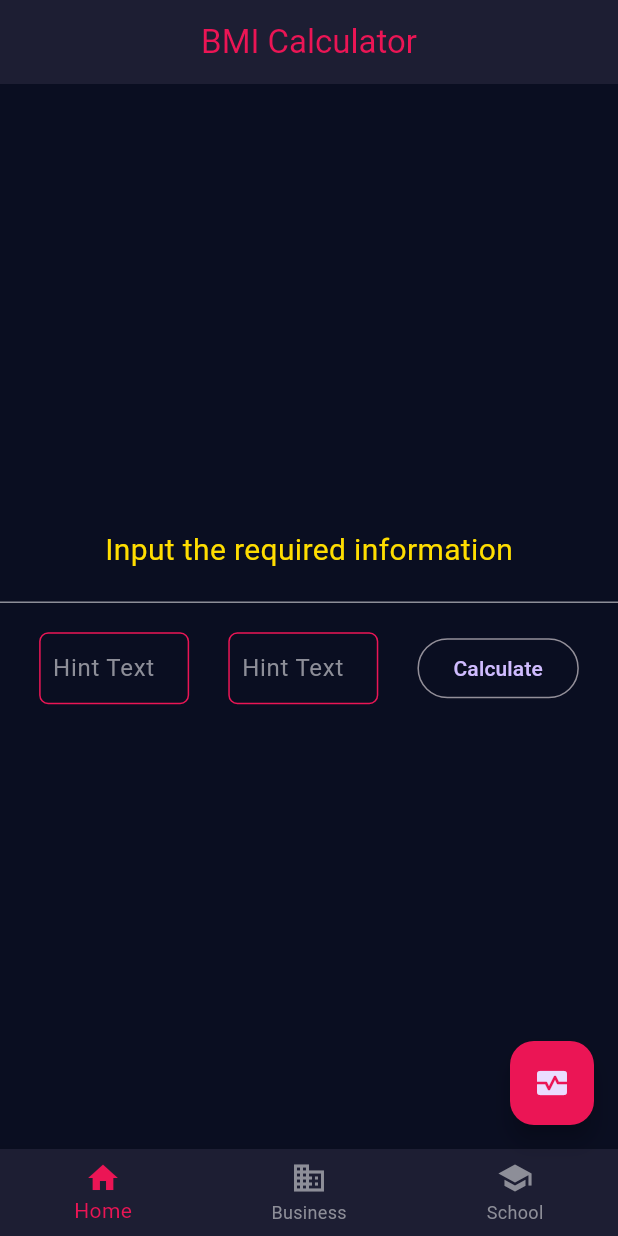
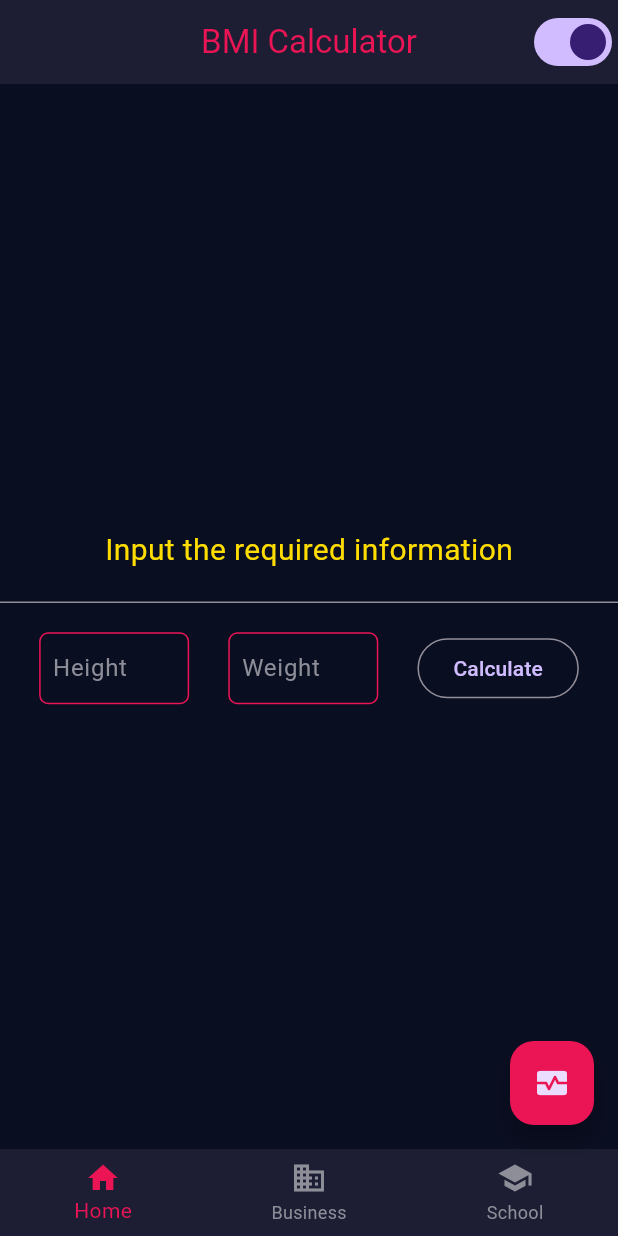
Before and after one commit to Anything-Internet/bmicalculator, a Flutter app: the screen it shows after launch, on a phone screen of 412 x 824 dp. Run offline on Flutter 3.47's test engine with Material 3 defaults, Android fonts, the phone set to English and light mode, and no system bars.

Commit message:
basic form and theme working

```diff
--- /dev/null
+++ b/lib/bmi_data.dart
@@ -0,0 +1,41 @@
+import 'dart:math';
+
+class BmiData {
+
+  double _pounds = 0;
+  double _inches = 0;
+
+  List underweight = [0.0, 18.5];
+  List healthy = [18.5, 24.9];
+  List overweight =  [25.0, 29.9];
+  List obese = [30.0, 100.0];
+
+  get pounds { return _pounds; }
+  get kilos { return _pounds * 0.45; }
+  get inches {return _inches; }
+  get cms { return _inches * 2.54; }
+
+  set inches(value) {_inches = value;}
+  set pounds(value) {_pounds = value;}
+
+  // kilos / sqroot of meters
+  get bmi { return kilos / sqrt(cms * 0.01) ; }
+  get bmiScale {
+    if (bmi > underweight[0] && bmi < underweight[1]){
+      return "underweight";
+    }
+    if (bmi > healthy[0] && bmi < healthy[1]){
+      return "healthy";
+    }
+    if (bmi > overweight[0] && bmi < overweight[1]){
+      return "overweight";
+    }
+    if (bmi > obese[0] && bmi < obese[1]){
+      return "obese";
+    }
+  }
+
+  set kilos(value) { _pounds = value * 2.2; }
+  set cms(value) { _inches = value * 0.39; }
+
+}
--- a/lib/input_page.dart
+++ b/lib/input_page.dart
@@ -1,4 +1,7 @@
+import 'package:bmicalculator/bmi_data.dart';
 import 'package:flutter/material.dart';
+import 'package:bmicalculator/theme.dart';
+import 'package:flutter/services.dart';
 
 class InputPage extends StatefulWidget {
   const InputPage({super.key, required this.title});
@@ -11,6 +14,37 @@ class InputPage extends StatefulWidget {
 
 class _InputPageState extends State<InputPage> {
   ////////////////////////////////////////////
+
+  bool isDarkMode = theme.currentTheme == "dark" ? true : false;
+  String inputWeight = "";
+  String inputHeight = "";
+
+  BmiData bmiData = BmiData();
+
+  setBmiData(String field, double value) {
+    print("form: $field $value");
+    setState(() {
+      if (field == 'inches') {
+        bmiData.inches = value;
+      }
+      if (field == 'pounds') {
+        bmiData.pounds = value;
+      }
+      if (bmiData.inches > 0 && bmiData.pounds > 0) {
+        print("${bmiData.bmi}: ${bmiData.bmiScale}");
+      }
+    });
+  }
+
+  setTheme() {
+    setState(() {
+      theme.toggleTheme();
+      isDarkMode = theme.currentTheme == "dark" ? true : false;
+      Theme(data: theme.dark, child: widget);
+      // Theme.of(context)
+    });
+  }
+
   @override
   Widget build(BuildContext context) {
     return Scaffold(
@@ -24,6 +58,15 @@ class _InputPageState extends State<InputPage> {
   ////////////////////////////////////////////
   appBar(title) => AppBar(
         title: Text(title),
+        actions: [
+          Switch(
+            value: isDarkMode,
+            onChanged: (value) {
+              isDarkMode = value;
+              setTheme();
+            },
+          ),
+        ],
       );
 
   ////////////////////////////////////////////
@@ -58,29 +101,47 @@ class _InputPageState extends State<InputPage> {
           children: [
             const Text('Input the required information',
                 style: TextStyle(fontSize: 20)),
-
             const Divider(),
             Row(
               mainAxisSize: MainAxisSize.max,
               mainAxisAlignment: MainAxisAlignment.spaceEvenly,
               children: [
-                const TextField(
+                TextFormField(
+                  keyboardType: TextInputType.number,
+                  inputFormatters: <TextInputFormatter>[
+                    FilteringTextInputFormatter.digitsOnly,
+                  ],
+                  style: TextStyle(
+                    color: Colors.white,
+                  ),
                   decoration: InputDecoration(
-                    hintText: 'Hint Text',
+                    hintText: 'Height',
                     constraints: BoxConstraints(
                       maxWidth: 100,
                     ),
                   ),
+                  onChanged: (String? value) {
+                    setBmiData("inches", double.parse(value!));
+                  },
                 ),
-                const TextField(
+                TextFormField(
+                  keyboardType: TextInputType.number,
+                  inputFormatters: <TextInputFormatter>[
+                    FilteringTextInputFormatter.digitsOnly,
+                  ],
+                  style: TextStyle(
+                    color: Colors.white,
+                  ),
                   decoration: InputDecoration(
-                    hintText: 'Hint Text',
+                    hintText: 'Weight',
                     constraints: BoxConstraints(
                       maxWidth: 100,
                     ),
                   ),
+                  onChanged: (String? value) {
+                    setBmiData("pounds", double.parse(value!));
+                  },
                 ),
-
                 OutlinedButton(
                   onPressed: () {},
                   child: const Text('Calculate'),
--- a/lib/main.dart
+++ b/lib/main.dart
@@ -1,5 +1,4 @@
 import 'package:bmicalculator/theme.dart';
-import 'package:bmicalculator/theme_demo.dart';
 import 'package:flutter/material.dart';
 import 'input_page.dart';
 
@@ -12,10 +11,11 @@ class BMICalculator extends StatelessWidget {
 
   @override
   Widget build(BuildContext context) {
+
     return MaterialApp(
       debugShowCheckedModeBanner: false,
       title: 'BMI Calculator',
-      theme: CustomTheme.dark,
+      theme: theme.dark,
       home: const InputPage(title: 'BMI Calculator'),
     );
   }
--- a/lib/theme.dart
+++ b/lib/theme.dart
@@ -1,16 +1,43 @@
 import 'package:flutter/material.dart';
 
+/*
+CustomTheme("light | dark");
+currentTheme returns String "light | dark"
+dark returns dark theme
+light returns light theme
+toggleTheme flips between light | dark
+ */
+CustomTheme theme = CustomTheme('light');
+
 class CustomTheme {
-  static ThemeData dark = _darkTheme();
-  static ThemeData light = _lightTheme();
+  String currentTheme = 'light';
+
+  get dark { currentTheme = 'dark'; return _darkTheme(); }
+  get light { currentTheme = 'light'; return _lightTheme(); }
+
+  get theme {
+    return (currentTheme == 'dark') ? dark : light;
+  }
+
+  toggleTheme() {
+    if (currentTheme == "light") {
+      currentTheme = "dark";
+    } else {
+      currentTheme = "dark";
+    }
+  }
+  CustomTheme(setTheme) {
+    currentTheme = setTheme;
+  }
 }
+
 
 ThemeData _darkTheme() {
   const Color myRed = Color(0xFFEB1555);
   const Color myDarkBlue = Color(0xFF0A0E21);
   const Color myLightBlue = Color(0xFF1D1E33);
   const Color myGrey = Color(0xFF8D8E98);
-  const Color myGreen = Color(0xFF24D876);
+  //const Color myGreen = Color(0xFF24D876);
   const Color myYellow = Color(0xFFFFDD00);
   const Color myWhite = Color(0xFFFFFFFF);
 
@@ -23,6 +50,7 @@ ThemeData _darkTheme() {
       bodyMedium: TextStyle(
         color: myYellow,
       ),
+
     ),
     appBarTheme: const AppBarTheme(
       color: myLightBlue,
@@ -35,6 +63,9 @@ ThemeData _darkTheme() {
       thickness: 1,
       space: 40,
     ),
+
+
+
     inputDecorationTheme: InputDecorationTheme(
       isDense: true,
       contentPadding: const EdgeInsets.symmetric(
@@ -84,8 +115,8 @@ ThemeData _lightTheme() {
   const Color myDarkBlue = Color(0xFF0A0E21);
   const Color myLightBlue = Color(0xFF1D1E33);
   const Color myGrey = Color(0xFF8D8E98);
-  const Color myGreen = Color(0xFF24D876);
-  const Color myYellow = Color(0xFFFFDD00);
+  //const Color myGreen = Color(0xFF24D876);
+  //const Color myYellow = Color(0xFFFFDD00);
   const Color myWhite = Color(0xFFFFFFFF);
 
   return ThemeData.light().copyWith(
```
